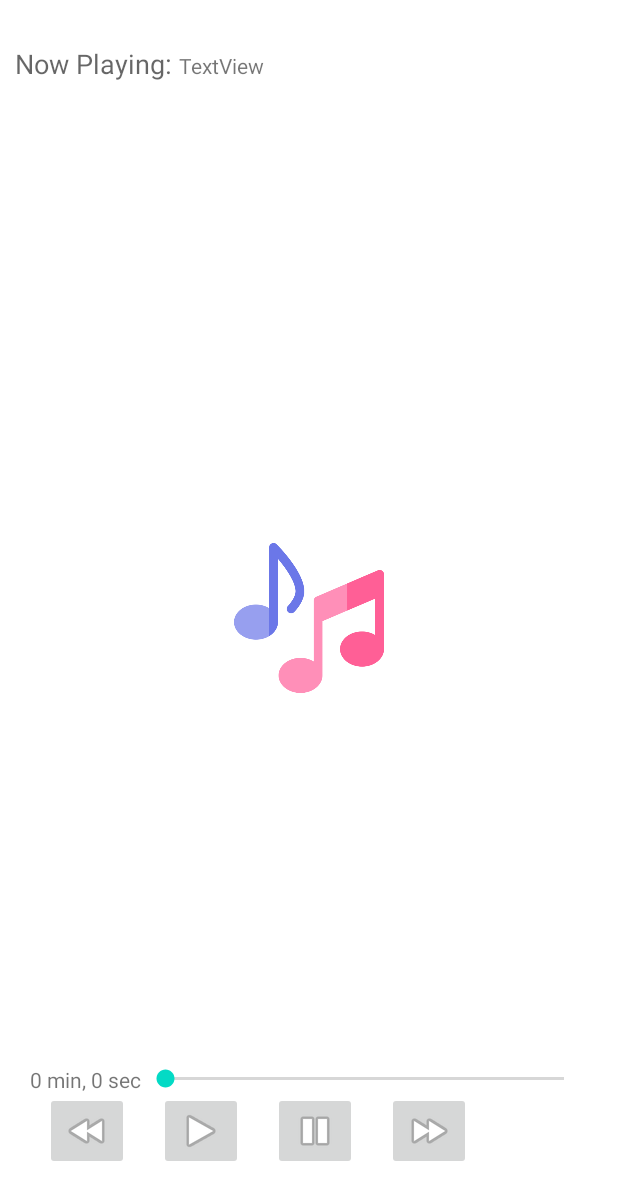
After one commit to Noah-Mn/eSpace_Ads, an Android app: the SongTrimmer screen opened directly, with no data from a screen before it, on a phone screen of 412 x 824 dp. The commit adds this screen. Shown: the top 1200 px of the screen. Run offline under Robolectric (Android 15) with nearby library versions, the phone set to English and light mode, and no system bars; 3 statements that could not run were skipped.

Commit message:
audio to image

```diff
--- a/app/src/main/AndroidManifest.xml
+++ b/app/src/main/AndroidManifest.xml
@@ -4,6 +4,7 @@
 
     <uses-permission android:name="android.permission.READ_PHONE_STATE" />
     <uses-permission android:name="android.permission.READ_EXTERNAL_STORAGE" />
+    <uses-permission android:name="android.permission.WRITE_EXTERNAL_STORAGE" />
     <uses-permission android:name="android.permission.INTERNET" />
     <uses-permission android:name="android.permission.ACCESS_NETWORK_STATE" />
 
@@ -15,6 +16,9 @@
         android:roundIcon="@mipmap/ic_launcher_round"
         android:supportsRtl="true"
         android:theme="@style/Theme.ESpace_Ads">
+        <activity
+            android:name=".activityClasses.SongTrimmer"
+            android:exported="false" />
         <activity
             android:name=".activityClasses.CreateAccount"
             android:exported="false" />
--- /dev/null
+++ b/app/src/main/java/com/example/espace_ads/activityClasses/SongTrimmer.java
@@ -0,0 +1,123 @@
+package com.example.espace_ads.activityClasses;
+
+import android.content.Intent;
+import android.media.MediaPlayer;
+import android.net.Uri;
+import android.os.Bundle;
+import android.os.Handler;
+import android.view.View;
+import android.widget.Toast;
+
+import androidx.appcompat.app.AppCompatActivity;
+
+import com.example.espace_ads.databinding.ActivitySongTrimmerBinding;
+
+import java.io.IOException;
+import java.util.concurrent.TimeUnit;
+
+public class SongTrimmer extends AppCompatActivity {
+    Uri uri;
+    ActivitySongTrimmerBinding binding;
+    private static int oTime = 0, sTime = 0, eTime = 0, fTime = 5000, bTime = 5000;
+    private final Handler handler = new Handler();
+
+    MediaPlayer mediaPlayer;
+
+    @Override
+    protected void onCreate(Bundle savedInstanceState) {
+        super.onCreate(savedInstanceState);
+        binding = ActivitySongTrimmerBinding.inflate(getLayoutInflater());
+        setContentView(binding.getRoot());
+        binding.sBar.setClickable(false);
+        binding.btnPause.setEnabled(false);
+        mediaPlayer = new MediaPlayer();
+
+
+        try {
+            listeners();
+        } catch (IOException e) {
+            e.printStackTrace();
+        }
+    }
+
+    private void listeners() throws IOException {
+        Intent intent = getIntent();
+        if (intent != null) {
+            String audioUri = intent.getStringExtra("audioUri");
+            uri = Uri.parse(audioUri);
+            mediaPlayer.setDataSource(getApplicationContext(), uri);
+            mediaPlayer.prepare();
+
+            binding.btnPlay.setOnClickListener(new View.OnClickListener() {
+                @Override
+                public void onClick(View v) {
+                    Toast.makeText(SongTrimmer.this, "Playing Audio", Toast.LENGTH_SHORT).show();
+                    mediaPlayer.start();
+                    eTime = mediaPlayer.getDuration();
+                    sTime = mediaPlayer.getCurrentPosition();
+                    if (oTime == 0) {
+                        binding.sBar.setMax(eTime);
+                        oTime = 1;
+                    }
+//                    binding.txtSongTime.setText(String.format("%d min, %d sec", TimeUnit.MILLISECONDS.toMinutes(eTime),
+//                            TimeUnit.MILLISECONDS.toSeconds(eTime) - TimeUnit.MINUTES.toSeconds(TimeUnit.MILLISECONDS.toMinutes(eTime))));
+                    binding.txtStartTime.setText(String.format("%d min, %d sec", TimeUnit.MILLISECONDS.toMinutes(sTime),
+                            TimeUnit.MILLISECONDS.toSeconds(sTime) - TimeUnit.MINUTES.toSeconds(TimeUnit.MILLISECONDS.toMinutes(sTime))));
+                    binding.sBar.setProgress(sTime);
+                    handler.postDelayed(UpdateSongTime, 100);
+                    binding.btnPause.setEnabled(true);
+                    binding.btnPlay.setEnabled(false);
+                }
+            });
+            binding.btnPause.setOnClickListener(new View.OnClickListener() {
+                @Override
+                public void onClick(View v) {
+                    mediaPlayer.pause();
+                    binding.btnPause.setEnabled(false);
+                    binding.btnPlay.setEnabled(true);
+                    Toast.makeText(getApplicationContext(), "Pausing Audio", Toast.LENGTH_SHORT).show();
+                }
+            });
+            binding.btnForward.setOnClickListener(new View.OnClickListener() {
+                @Override
+                public void onClick(View v) {
+                    if ((sTime + fTime) <= eTime) {
+                        sTime = sTime + fTime;
+                        mediaPlayer.seekTo(sTime);
+                    } else {
+                        Toast.makeText(getApplicationContext(), "Cannot jump forward 5 seconds", Toast.LENGTH_SHORT).show();
+                    }
+                    if (!binding.btnPlay.isEnabled()) {
+                        binding.btnPlay.setEnabled(true);
+                    }
+                }
+            });
+            binding.btnBackward.setOnClickListener(new View.OnClickListener() {
+                @Override
+                public void onClick(View v) {
+                    if ((sTime - bTime) > 0) {
+                        sTime = sTime - bTime;
+                        mediaPlayer.seekTo(sTime);
+                    } else {
+                        Toast.makeText(getApplicationContext(), "Cannot jump backward 5 seconds", Toast.LENGTH_SHORT).show();
+                    }
+                    if (!binding.btnPlay.isEnabled()) {
+                        binding.btnPlay.setEnabled(true);
+                    }
+                }
+            });
+        }
+    }
+
+    private final Runnable UpdateSongTime = new Runnable() {
+        @Override
+        public void run() {
+            sTime = mediaPlayer.getCurrentPosition();
+            binding.txtStartTime.setText(String.format("%d min, %d sec", TimeUnit.MILLISECONDS.toMinutes(sTime),
+                    TimeUnit.MILLISECONDS.toSeconds(sTime) - TimeUnit.MINUTES.toSeconds(TimeUnit.MILLISECONDS.toMinutes(sTime))));
+            binding.sBar.setProgress(sTime);
+            handler.postDelayed(this, 100);
+        }
+    };
+
+}
--- /dev/null
+++ b/app/src/main/res/layout/activity_song_trimmer.xml
@@ -0,0 +1,83 @@
+<?xml version="1.0" encoding="utf-8"?>
+<RelativeLayout xmlns:android="http://schemas.android.com/apk/res/android"
+    android:layout_width="match_parent"
+    android:layout_height="match_parent"
+    android:paddingLeft="10dp"
+    android:paddingRight="10dp">
+    <TextView
+        android:id="@+id/txtVw1"
+        android:layout_width="wrap_content"
+        android:layout_height="wrap_content"
+        android:text="Now Playing: "
+        android:layout_marginTop="30dp"
+        android:textAppearance="?android:attr/textAppearanceMedium" />
+    <TextView
+        android:id="@+id/txtSname"
+        android:layout_width="wrap_content"
+        android:layout_height="wrap_content"
+        android:layout_alignBaseline="@+id/txtVw1"
+        android:layout_toRightOf="@+id/txtVw1"
+        android:text="TextView" />
+
+    <ImageView
+        android:id="@+id/imgLogo"
+        android:layout_width="match_parent"
+        android:layout_height="100dp"
+        android:layout_centerInParent="true"
+        android:layout_marginTop="20dp"
+        android:src="@drawable/musical_note1" />
+
+    <ImageButton
+        android:id="@+id/btnBackward"
+        android:layout_width="wrap_content"
+        android:layout_height="wrap_content"
+        android:layout_alignParentBottom="true"
+        android:layout_marginLeft="20dp"
+        android:layout_marginBottom="44dp"
+        android:src="@android:drawable/ic_media_rew" />
+    <ImageButton
+        android:id="@+id/btnPlay"
+        android:layout_width="wrap_content"
+        android:layout_height="wrap_content"
+        android:layout_alignTop="@+id/btnBackward"
+        android:layout_marginLeft="20dp"
+        android:layout_toRightOf="@+id/btnBackward"
+        android:src="@android:drawable/ic_media_play" />
+    <ImageButton
+        android:id="@+id/btnPause"
+        android:layout_width="wrap_content"
+        android:layout_height="wrap_content"
+        android:layout_alignTop="@+id/btnPlay"
+        android:layout_marginLeft="20dp"
+        android:layout_toRightOf="@+id/btnPlay"
+        android:src="@android:drawable/ic_media_pause" />
+
+    <ImageButton
+        android:id="@+id/btnForward"
+        android:layout_width="wrap_content"
+        android:layout_height="wrap_content"
+        android:layout_alignTop="@+id/btnPause"
+        android:layout_marginLeft="20dp"
+        android:layout_toRightOf="@+id/btnPause"
+        android:contentDescription="@+id/imageButton3"
+        android:src="@android:drawable/ic_media_ff" />
+
+    <TextView
+        android:id="@+id/txtStartTime"
+        android:layout_width="wrap_content"
+        android:layout_height="wrap_content"
+        android:layout_alignTop="@+id/sBar"
+        android:layout_marginStart="10dp"
+        android:text="0 min, 0 sec" />
+
+    <androidx.appcompat.widget.AppCompatSeekBar
+        android:id="@+id/sBar"
+        android:layout_width="match_parent"
+        android:layout_height="wrap_content"
+        android:layout_above="@+id/btnBackward"
+        android:layout_marginEnd="10dp"
+        android:layout_toLeftOf="@+id/txtSongTime"
+        android:layout_toRightOf="@+id/txtStartTime" />
+
+
+</RelativeLayout>
```
Also changed, not shown: app/src/main/java/com/example/espace_ads/activityClasses/MainActivity.java (+3 -4 lines), app/src/main/java/com/example/espace_ads/fragments/Ad_Creative.java (+47 -1 lines), app/src/main/java/com/example/espace_ads/fragments/CreateNew.java (+5 -7 lines), app/src/main/res/layout/fragment_create_new.xml (+4 -4 lines), app/src/main/res/drawable-v24/musical_note1.png (added).
